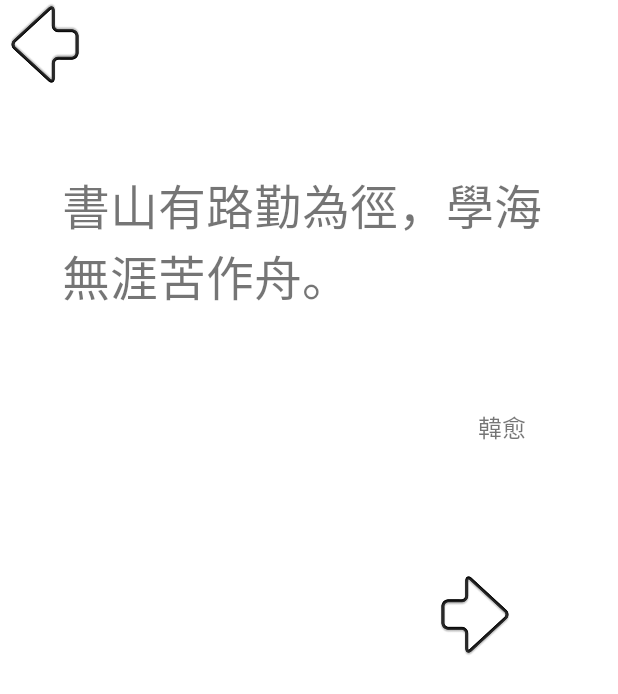
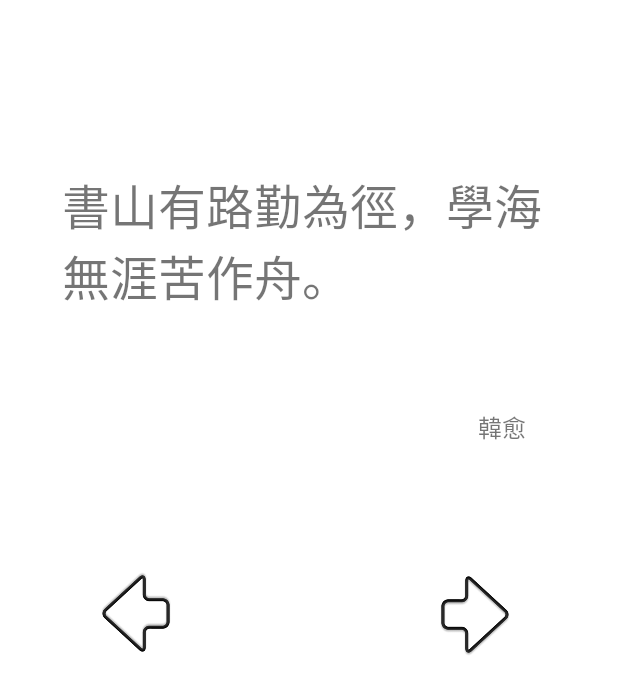
Before and after one commit to iamsad5566/self-care-task-manager, an Android app: the screen it shows after launch (MainActivity), on a phone screen of 412 x 824 dp. Shown: the top 694 px of the screen. Run offline under Robolectric (Android 15) with nearby library versions, the phone set to English and light mode, and no system bars.

Commit message:
update: add constraint for button

```diff
--- a/app/src/main/res/layout/fragment_home_page.xml
+++ b/app/src/main/res/layout/fragment_home_page.xml
@@ -41,7 +41,7 @@
             app:layout_constraintEnd_toEndOf="@+id/cardView"
             android:layout_marginTop="1dp"
             app:layout_constraintTop_toBottomOf="@+id/cardView" app:layout_constraintBottom_toBottomOf="parent"
-            android:layout_marginBottom="1dp" app:layout_constraintHorizontal_bias="0.885"
+            app:layout_constraintHorizontal_bias="0.885"
             app:layout_constraintVertical_bias="0.0" app:layout_constraintStart_toStartOf="@+id/cardView"
             android:layout_marginStart="1dp" android:layout_marginEnd="1dp" tools:ignore="SpeakableTextPresentCheck"/>
     <ImageButton
@@ -50,5 +50,10 @@
             android:layout_height="60dp" android:id="@+id/toLastCard"
             style="@style/Widget.AppCompat.ImageButton"
             tools:ignore="MissingConstraints,SpeakableTextPresentCheck"
-            tools:layout_editor_absoluteY="379dp" tools:layout_editor_absoluteX="56dp"/>
+            android:layout_marginTop="1dp"
+            app:layout_constraintTop_toBottomOf="@+id/cardView" app:layout_constraintStart_toStartOf="parent"
+            android:layout_marginStart="1dp" app:layout_constraintEnd_toStartOf="@+id/toNextCard"
+            android:layout_marginEnd="1dp" app:layout_constraintBottom_toBottomOf="parent"
+            android:layout_marginBottom="1dp" app:layout_constraintHorizontal_bias="0.265"
+            app:layout_constraintVertical_bias="0.0"/>
 </androidx.constraintlayout.widget.ConstraintLayout>
```
